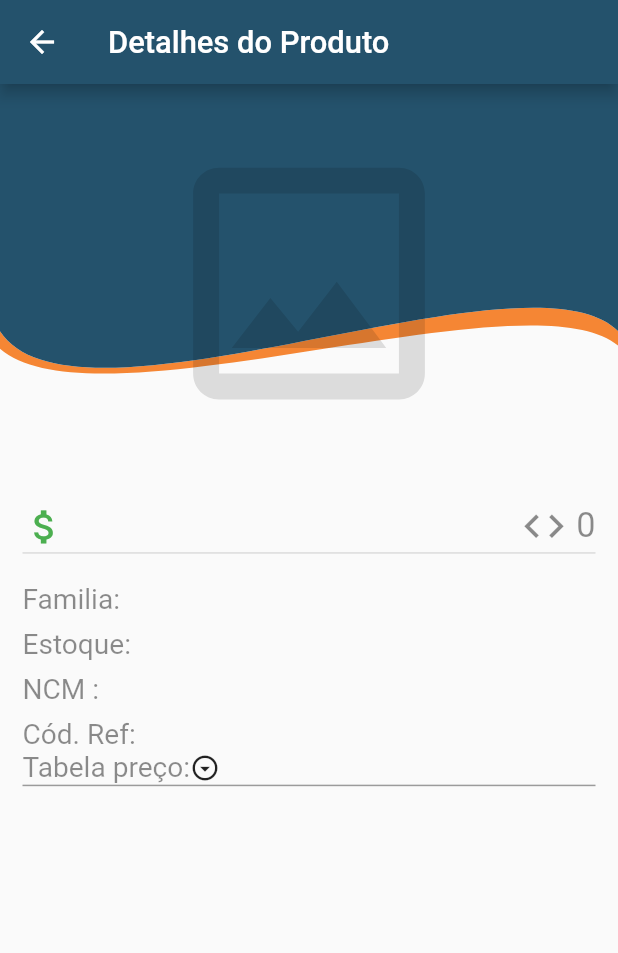
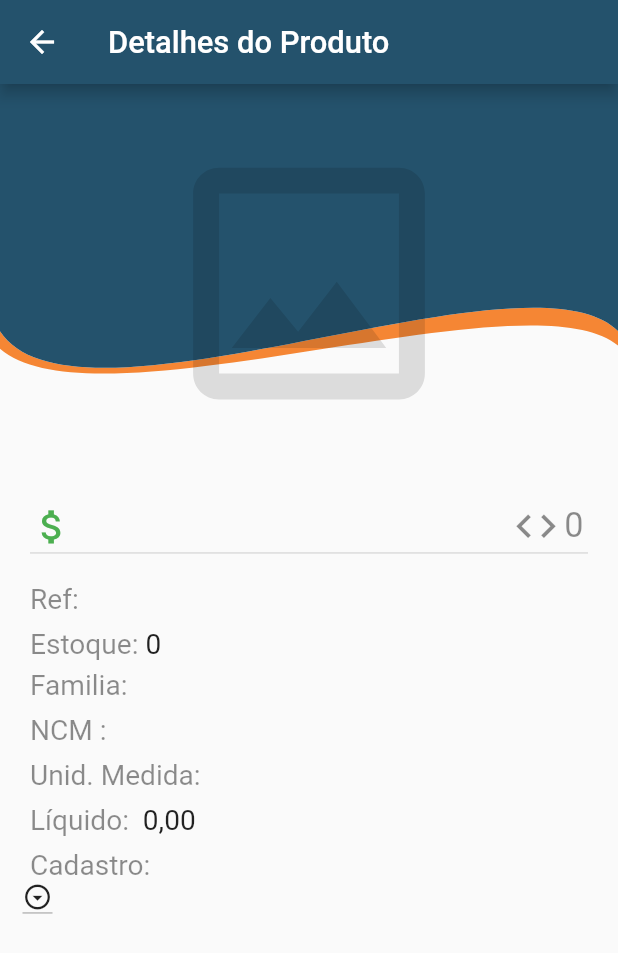
Before and after one commit to RuanHidenM/Crud_Firebase, a Flutter app: the DetalhesDoItem screen opened directly with empty values, on a phone screen of 412 x 824 dp. Shown: the top 953 px of the screen. Run offline on Flutter 3.47's test engine with Material 2 defaults, Android fonts, the phone set to English and light mode, and no system bars; our stand-ins replace cloud_firestore, connectivity, firebase_auth, firebase_core, firebase_database, mask_text_input_formatter; accounts and stored records are empty.

Commit message:
Mestre sistemas - Alterações na tela de detalhes do produto - ajuste na tela de login e erro no login para melhor responsividade em celulares pequenos.

```diff
--- a/lib/views/detalhesdoitem.dart
+++ b/lib/views/detalhesdoitem.dart
@@ -15,12 +15,15 @@ class DetalhesDoItem extends StatefulWidget {
       this.nomesTabelaDePreco,
       this.codDoProduto,
       this.nomeTabeladePrecoQueForSim,
-      this.codNCM
+      this.codNCM,
+      this.unidadeDeMedida,
+      this.custoLiquido,
+        this.cadastroData
       });
 
   final String nome;
   final String descricao;
-  final String un;
+  final double un;
   final String valor;
   final String nomeFamilia;
   final String codReferencia;
@@ -28,6 +31,10 @@ class DetalhesDoItem extends StatefulWidget {
   final int codDoProduto;
   final String nomeTabeladePrecoQueForSim;
   final String codNCM;
+  final String unidadeDeMedida;
+  final double custoLiquido;
+  final String cadastroData;
+
 
 
   @override
@@ -84,7 +91,7 @@ class _detalhesDoItem extends State<DetalhesDoItem> {
                                             'COMPUTADOR LIVA ZE INTEL WINDOWS ULN3350430W DUAL CORE N3350 4GB SSD 30GB HDMI USB REDE WINDOWS 10'
                                         ? Image.asset('comp-live.png')
                                         : widget.nome ==
-                                                'NOTEBOOK LENOVO 33015IKB I37020U4GB SSD 120GB'
+                                                'NOTEBOOK LENOVO B330-15IKBR INTEL CORE I3 7020U 4GB SSD 240GB 15.6 WINDOWS 10 HOME PRETO'
                                             ? Image.asset('note-lenovo.png')
                                             : widget.nome ==
                                                     'NOTE ACER A315 I3 15.6 8GB SSD 240GB  W10'
@@ -103,7 +110,7 @@ class _detalhesDoItem extends State<DetalhesDoItem> {
                   ),
                 )),
             Padding(
-              padding: const EdgeInsets.only(left: 5, right: 5),
+              padding: const EdgeInsets.only(left: 10, right: 10),
               child: Column(
                 children: [
                   Container(
@@ -135,7 +142,7 @@ class _detalhesDoItem extends State<DetalhesDoItem> {
                                 size: MediaWidth / 14,
                               ),
                               Text(
-                                '${widget.valor}',
+                                '${widget.valor.replaceAll('.', ',')}',
                                 style: TextStyle(
                                     color: Colors.green,
                                     fontSize: MediaWidth / 18),
@@ -144,14 +151,20 @@ class _detalhesDoItem extends State<DetalhesDoItem> {
                           ),
                           Row(
                             children: [
-                              Icon(
+                              Padding(
+                                padding: const EdgeInsets.only(right: 3),
+                                child: Icon(
                                     Icons.code,
                                     color: Colors.black45, size: MediaWidth / 13),
-                              Text(
-                                ' ${widget.codDoProduto}',
+                              ),
+                              SelectableText(
+                                '${widget.codDoProduto}',
                                  style: TextStyle(
                                     color: Colors.black45,
                                     fontSize: MediaWidth / 18),
+                                onTap:(){
+                                  print('teste');
+                                },
                               ),
                             ],
                           )
@@ -173,6 +186,54 @@ class _detalhesDoItem extends State<DetalhesDoItem> {
                       children: [
                         Padding(
                           padding: const EdgeInsets.only(top: 20),
+                          child:  Row(
+                            children: [
+                              Text('Ref: ',
+                                  style: TextStyle(
+                                      fontSize: MediaWidth / 22,
+                                      color: Colors.black45)),
+                              SelectableText(
+                                '${widget.codReferencia}',
+                                style: TextStyle(
+                                    fontSize: MediaWidth / 22,
+                                    color: Colors.black87),
+                              ),
+                            ],
+                          ),
+                        ),
+                      ],
+                    ),
+                  ),
+                  Padding(
+                    padding: const EdgeInsets.only(left: 10, right: 10,top: 3),
+                    child: Column(
+                      children: [
+                        Padding(
+                          padding: const EdgeInsets.only(top: 5),
+                          child: Row(
+                            children: [
+                              Text('Estoque:',
+                                  style: TextStyle(
+                                      fontSize: MediaWidth / 22,
+                                      color: Colors.black45)),
+                              Text(
+                                ' ${widget.un.round()} ',
+                                style: TextStyle(
+                                    fontSize: MediaWidth / 22,
+                                    color: Colors.black87),
+                              ),
+                            ],
+                          ),
+                        ),
+                      ],
+                    ),
+                  ),
+                  Padding(
+                    padding: const EdgeInsets.only(left: 10, right: 10),
+                    child: Column(
+                      children: [
+                        Padding(
+                          padding: const EdgeInsets.only(top: 5),
                           child: Row(
                             children: [
                               Text('Familia: ',
@@ -198,30 +259,7 @@ class _detalhesDoItem extends State<DetalhesDoItem> {
                       ],
                     ),
                   ),
-                  Padding(
-                    padding: const EdgeInsets.only(left: 10, right: 10,top: 3),
-                    child: Column(
-                      children: [
-                        Padding(
-                          padding: const EdgeInsets.only(top: 5),
-                          child: Row(
-                            children: [
-                              Text('Estoque:',
-                                  style: TextStyle(
-                                      fontSize: MediaWidth / 22,
-                                      color: Colors.black45)),
-                              Text(
-                                ' ${widget.un} ',
-                                style: TextStyle(
-                                    fontSize: MediaWidth / 22,
-                                    color: Colors.black87),
-                              ),
-                            ],
-                          ),
-                        ),
-                      ],
-                    ),
-                  ),
+
                   Padding(
                     padding: const EdgeInsets.only(left: 10, right: 10,top: 3),
                     child: Column(
@@ -246,6 +284,7 @@ class _detalhesDoItem extends State<DetalhesDoItem> {
                       ],
                     ),
                   ),
+
                   Padding(
                     padding: const EdgeInsets.only(left: 10, right: 10,top: 3),
                     child: Column(
@@ -254,12 +293,12 @@ class _detalhesDoItem extends State<DetalhesDoItem> {
                           padding: const EdgeInsets.only(top: 5),
                           child: Row(
                             children: [
-                              Text('Cód. Ref:',
+                              Text('Unid. Medida: ',
                                   style: TextStyle(
                                       fontSize: MediaWidth / 22,
                                       color: Colors.black45)),
                               Text(
-                                ' ${widget.codReferencia}',
+                                '${widget.unidadeDeMedida}',
                                 style: TextStyle(
                                     fontSize: MediaWidth / 22,
                                     color: Colors.black87),
@@ -271,12 +310,62 @@ class _detalhesDoItem extends State<DetalhesDoItem> {
                     ),
                   ),
                   Padding(
-                    padding: const EdgeInsets.only(left: 10, right: 10),
+                    padding: const EdgeInsets.only(left: 10, right: 10,top: 3),
+                    child: Column(
+                      children: [
+                        Padding(
+                          padding: const EdgeInsets.only(top: 5),
+                          child: Row(
+                            children: [
+                              Text('Líquido: ',
+                                  style: TextStyle(
+                                      fontSize: MediaWidth / 22,
+                                      color: Colors.black45)),
+                              Text(
+                                ' ${widget.custoLiquido.toStringAsFixed(2).toString().replaceAll('.', ',')}',
+                                style: TextStyle(
+                                    fontSize: MediaWidth / 22,
+                                    color: Colors.black87),
+                              ),
+                            ],
+                          ),
+                        ),
+                      ],
+                    ),
+                  ),Padding(
+                    padding: const EdgeInsets.only(left: 10, right: 10,top: 3),
+                    child: Column(
+                      children: [
+                        Padding(
+                          padding: const EdgeInsets.only(top: 5),
+                          child: Row(
+                            children: [
+                              Text('Cadastro: ',
+                                  style: TextStyle(
+                                      fontSize: MediaWidth / 22,
+                                      color: Colors.black45)),
+                              Text(
+                                ' ${widget.cadastroData}',
+                                style: TextStyle(
+                                    fontSize: MediaWidth / 22,
+                                    color: Colors.black87),
+                              ),
+                            ],
+                          ),
+                        ),
+                      ],
+                    ),
+                  ),
+                  Row(
+                    children: [
+                      Container(
+                        child: Padding(
+                          padding: const EdgeInsets.only(left: 5, right: 10),
                           child: Container(
                             decoration: BoxDecoration(
                               border: Border(
                               bottom: BorderSide( //                   <--- left side
-                        color: Colors.black38,
+                              color: Colors.black26,
                               width: 1.0,
                               ),
                             ),
@@ -285,15 +374,7 @@ class _detalhesDoItem extends State<DetalhesDoItem> {
                               children: [
                                 Padding(
                                   padding: const EdgeInsets.only(top: 0),
-                            child: Row(
-                              children: [
-                                Text('Tabela preço:',
-                                    style: TextStyle(
-                                        fontSize: MediaWidth / 22,
-                                        color: Colors.black45,
-                                    ),
-                                ),
-                                DropdownButton<String>(
+                                  child: DropdownButton<String>(
                                         icon: Padding(
                                           padding: const EdgeInsets.only(left: 0),
                                           child: const Icon(
@@ -331,9 +412,7 @@ class _detalhesDoItem extends State<DetalhesDoItem> {
                                                   mainAxisAlignment:
                                                       MainAxisAlignment.center,
                                                   children: [
-                                              Text(
-                                                '$item',
-                                                style: TextStyle(
+                                                    Text('$item', style: TextStyle(
                                                           fontSize: MediaWidth / 22,
                                                           fontWeight: FontWeight.normal,
                                                       ),
@@ -357,12 +436,13 @@ class _detalhesDoItem extends State<DetalhesDoItem> {
                                           );
                                         }).toList(),
                                       ),
-                              ],
-                            ),
                                 ),
                               ],
                             ),
                           ),
+                        ),
+                      ),
+                    ],
                   ),
                 ],
               ),
--- a/lib/views/home.dart
+++ b/lib/views/home.dart
@@ -91,7 +91,9 @@ class _homePage extends State<HomePage>{
                         return Column(
                           children: [
                             //Text(users['Empresas'].toString()),
-                            Text(users['Empresas'].toString()),
+                            Container(
+
+                            ),
                           ],
                         );
                       },
--- a/lib/views/login_page.dart
+++ b/lib/views/login_page.dart
@@ -27,6 +27,7 @@ class _LoginPageState extends State<LoginPage> {
   String _connectionStatus = 'UnkNown';
   final Connectivity _connectivity = new Connectivity();
   StreamSubscription<ConnectivityResult>_connectivitySubscription;
+  get MediaWidth => MediaQuery.of(context).size.width;
 
   @override
   void initState() {
@@ -124,7 +125,7 @@ class _LoginPageState extends State<LoginPage> {
                                               child: Text(
                                                 'Login',
                                                 style: TextStyle(
-                                                    fontSize: 25,
+                                                    fontSize: MediaWidth / 18,
                                                     fontWeight: FontWeight.w500,
                                                     color: Color.fromRGBO(
                                                         3, 72, 102, 1)),
@@ -214,7 +215,7 @@ class _LoginPageState extends State<LoginPage> {
                                 ),
                               ),
                               Expanded(
-                                flex: 2,
+                                flex: 1,
                                 child: Container(
                                   //color: Colors.green,
                                   child: Padding(
```
Also changed, not shown: lib/views/catalogo.dart (+16 -16 lines), lib/views/screen_erro_login.dart (+6 -6 lines). Lines whose indentation alone changed are shown as unchanged.
